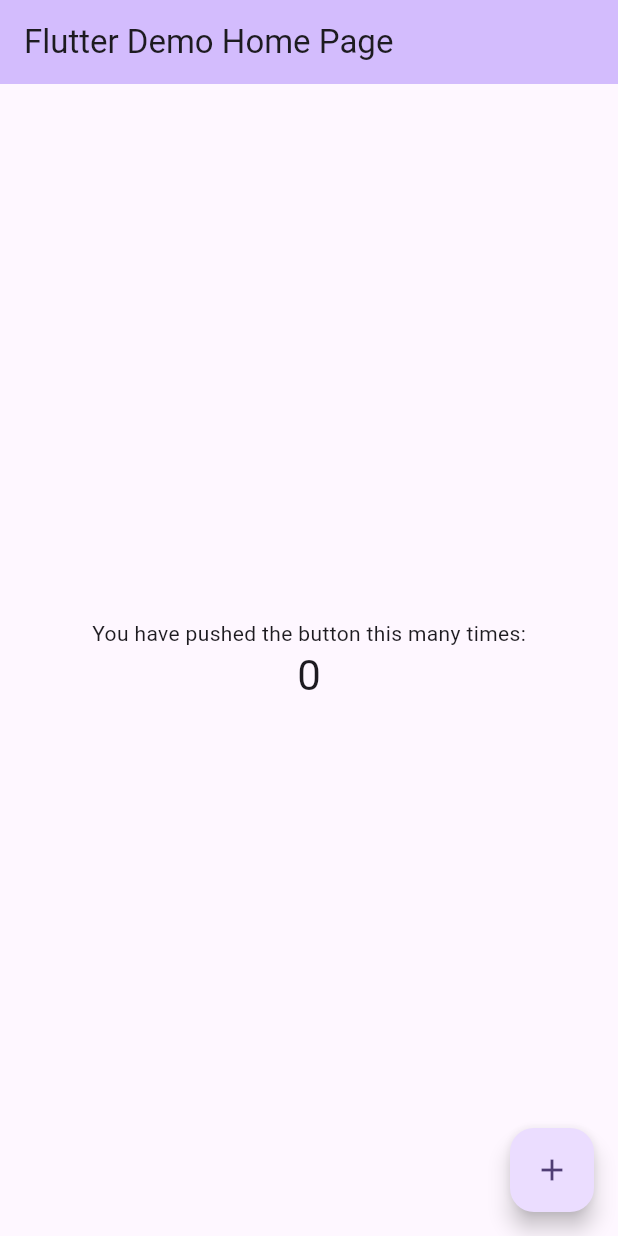
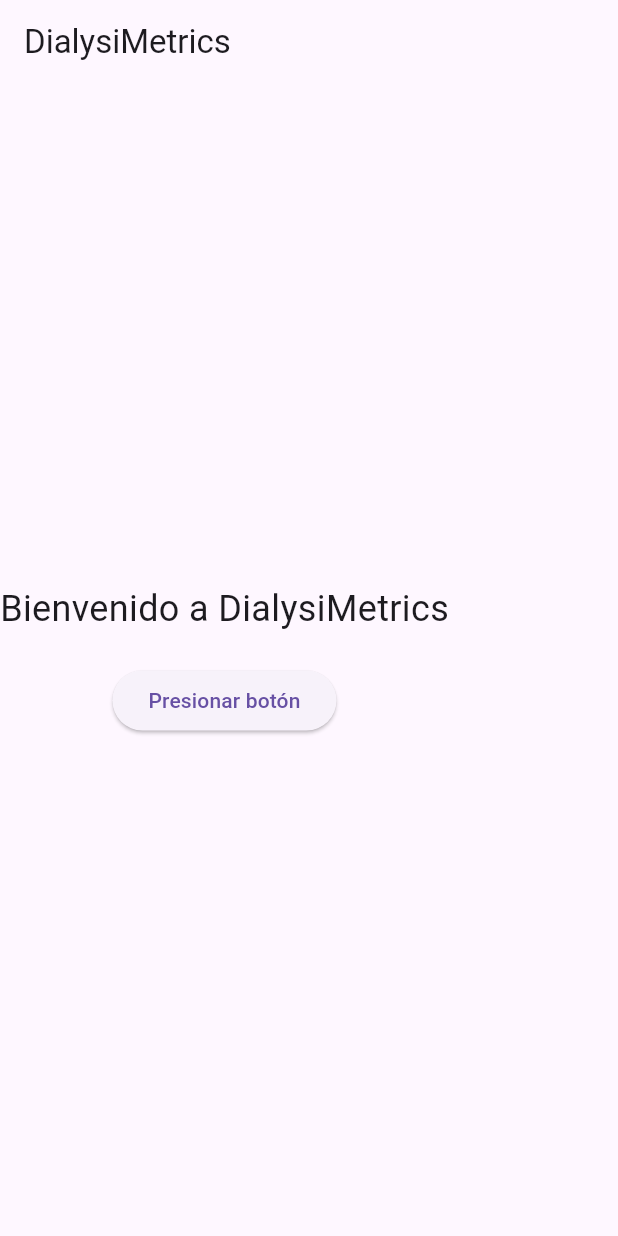
Before and after one commit to Raikishadows17/HemoDynamiX, a Flutter app: the screen it shows after launch, on a phone screen of 412 x 824 dp. Run offline on Flutter 3.47's test engine with Material 3 defaults, Android fonts, the light colour scheme and no system bars.

Commit message:
Agrego carpeteas en lib para el uso del proyecto

```diff
--- a/Software/lib/main.dart
+++ b/Software/lib/main.dart
@@ -1,125 +1,20 @@
 import 'package:flutter/material.dart';
+import 'routes.dart';
 
 void main() {
-  runApp(const MyApp());
+  runApp(MyApp());
 }
 
 class MyApp extends StatelessWidget {
-  const MyApp({super.key});
-
-  // This widget is the root of your application.
   @override
   Widget build(BuildContext context) {
     return MaterialApp(
-      title: 'Flutter Demo',
+      title: 'DialysiMetrics',
       theme: ThemeData(
-        // This is the theme of your application.
-        //
-        // TRY THIS: Try running your application with "flutter run". You'll see
-        // the application has a purple toolbar. Then, without quitting the app,
-        // try changing the seedColor in the colorScheme below to Colors.green
-        // and then invoke "hot reload" (save your changes or press the "hot
-        // reload" button in a Flutter-supported IDE, or press "r" if you used
-        // the command line to start the app).
-        //
-        // Notice that the counter didn't reset back to zero; the application
-        // state is not lost during the reload. To reset the state, use hot
-        // restart instead.
-        //
-        // This works for code too, not just values: Most code changes can be
-        // tested with just a hot reload.
-        colorScheme: ColorScheme.fromSeed(seedColor: Colors.deepPurple),
-        useMaterial3: true,
+        primarySwatch: Colors.blue,
       ),
-      home: const MyHomePage(title: 'Flutter Demo Home Page'),
+      initialRoute: AppRoutes.home, // Página inicial
+      onGenerateRoute: AppRoutes.generateRoute, // Generador de rutas
     );
   }
 }
-
-class MyHomePage extends StatefulWidget {
-  const MyHomePage({super.key, required this.title});
-
-  // This widget is the home page of your application. It is stateful, meaning
-  // that it has a State object (defined below) that contains fields that affect
-  // how it looks.
-
-  // This class is the configuration for the state. It holds the values (in this
-  // case the title) provided by the parent (in this case the App widget) and
-  // used by the build method of the State. Fields in a Widget subclass are
-  // always marked "final".
-
-  final String title;
-
-  @override
-  State<MyHomePage> createState() => _MyHomePageState();
-}
-
-class _MyHomePageState extends State<MyHomePage> {
-  int _counter = 0;
-
-  void _incrementCounter() {
-    setState(() {
-      // This call to setState tells the Flutter framework that something has
-      // changed in this State, which causes it to rerun the build method below
-      // so that the display can reflect the updated values. If we changed
-      // _counter without calling setState(), then the build method would not be
-      // called again, and so nothing would appear to happen.
-      _counter++;
-    });
-  }
-
-  @override
-  Widget build(BuildContext context) {
-    // This method is rerun every time setState is called, for instance as done
-    // by the _incrementCounter method above.
-    //
-    // The Flutter framework has been optimized to make rerunning build methods
-    // fast, so that you can just rebuild anything that needs updating rather
-    // than having to individually change instances of widgets.
-    return Scaffold(
-      appBar: AppBar(
-        // TRY THIS: Try changing the color here to a specific color (to
-        // Colors.amber, perhaps?) and trigger a hot reload to see the AppBar
-        // change color while the other colors stay the same.
-        backgroundColor: Theme.of(context).colorScheme.inversePrimary,
-        // Here we take the value from the MyHomePage object that was created by
-        // the App.build method, and use it to set our appbar title.
-        title: Text(widget.title),
-      ),
-      body: Center(
-        // Center is a layout widget. It takes a single child and positions it
-        // in the middle of the parent.
-        child: Column(
-          // Column is also a layout widget. It takes a list of children and
-          // arranges them vertically. By default, it sizes itself to fit its
-          // children horizontally, and tries to be as tall as its parent.
-          //
-          // Column has various properties to control how it sizes itself and
-          // how it positions its children. Here we use mainAxisAlignment to
-          // center the children vertically; the main axis here is the vertical
-          // axis because Columns are vertical (the cross axis would be
-          // horizontal).
-          //
-          // TRY THIS: Invoke "debug painting" (choose the "Toggle Debug Paint"
-          // action in the IDE, or press "p" in the console), to see the
-          // wireframe for each widget.
-          mainAxisAlignment: MainAxisAlignment.center,
-          children: <Widget>[
-            const Text(
-              'You have pushed the button this many times:',
-            ),
-            Text(
-              '$_counter',
-              style: Theme.of(context).textTheme.headlineMedium,
-            ),
-          ],
-        ),
-      ),
-      floatingActionButton: FloatingActionButton(
-        onPressed: _incrementCounter,
-        tooltip: 'Increment',
-        child: const Icon(Icons.add),
-      ), // This trailing comma makes auto-formatting nicer for build methods.
-    );
-  }
-}
--- /dev/null
+++ b/Software/lib/pages/home/home_page.dart
@@ -0,0 +1,29 @@
+import 'package:flutter/material.dart';
+import 'homepage_view.dart';
+import 'homepage_controller.dart';
+
+class HomePage extends StatefulWidget {
+  @override
+  _HomePageState createState() => _HomePageState();
+}
+
+class _HomePageState extends State<HomePage> {
+  late HomePageController _controller;
+
+  @override
+  void initState() {
+    super.initState();
+    _controller = HomePageController(); // Inicializa el controlador
+  }
+
+  @override
+  Widget build(BuildContext context) {
+    return Scaffold(
+      appBar: AppBar(
+        title: Text('DialysiMetrics'),
+      ),
+      body: HomePageView(
+          controller: _controller), // Inyecta la vista con el controlador
+    );
+  }
+}
--- /dev/null
+++ b/Software/lib/pages/home/homepage_controller.dart
@@ -0,0 +1,8 @@
+import 'package:flutter/material.dart';
+
+class HomePageController {
+  void onButtonPressed() {
+    // Aquí va la lógica cuando el usuario presiona el botón
+    print("Botón presionado");
+  }
+}
--- /dev/null
+++ b/Software/lib/pages/home/homepage_view.dart
@@ -0,0 +1,26 @@
+import 'package:flutter/material.dart';
+import 'homepage_controller.dart';
+
+class HomePageView extends StatelessWidget {
+  final HomePageController controller;
+
+  HomePageView({required this.controller});
+
+  @override
+  Widget build(BuildContext context) {
+    return Column(
+      mainAxisAlignment: MainAxisAlignment.center,
+      children: [
+        Text(
+          'Bienvenido a DialysiMetrics',
+          style: TextStyle(fontSize: 24),
+        ),
+        SizedBox(height: 20),
+        ElevatedButton(
+          onPressed: () => controller.onButtonPressed(),
+          child: Text('Presionar botón'),
+        ),
+      ],
+    );
+  }
+}
--- /dev/null
+++ b/Software/lib/routes.dart
@@ -0,0 +1,28 @@
+import 'package:flutter/material.dart';
+import 'package:dialysimetrics/pages/home/home_page.dart';
+
+class AppRoutes {
+  static const String home = '/';
+  static const String settings = '/settings';
+  static const String stats = '/stats';
+  static const String about = '/about';
+
+  static Route<dynamic> generateRoute(RouteSettings settings) {
+    switch (settings.name) {
+      case AppRoutes.home:
+        return MaterialPageRoute(builder: (_) => HomePage());
+      case AppRoutes.settings:
+      //return MaterialPageRoute(builder: (_) => SettingsPage());
+      case AppRoutes.stats:
+      //return MaterialPageRoute(builder: (_) => StatsPage());
+      case AppRoutes.about:
+      //return MaterialPageRoute(builder: (_) => AboutPage());
+      default:
+        return MaterialPageRoute(
+            builder: (_) => Scaffold(
+                  body: Center(
+                      child: Text('No route defined for ${settings.name}')),
+                ));
+    }
+  }
+}
--- a/Software/pubspec.yaml
+++ b/Software/pubspec.yaml
@@ -32,9 +32,12 @@ dependencies:
     sdk: flutter
 
 
+
   # The following adds the Cupertino Icons font to your application.
   # Use with the CupertinoIcons class for iOS style icons.
   cupertino_icons: ^1.0.6
+  sqflite: ^2.0.0+3
+  path: ^1.8.0
 
 dev_dependencies:
   flutter_test:
```
Also changed, not shown: 2 other files.
